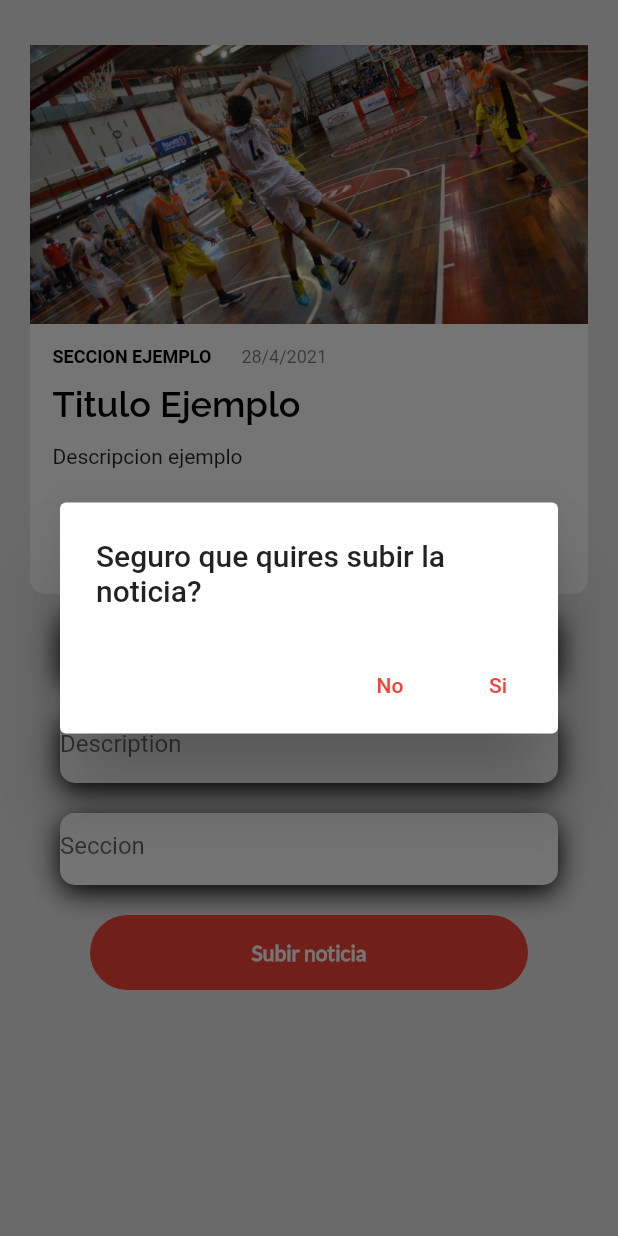
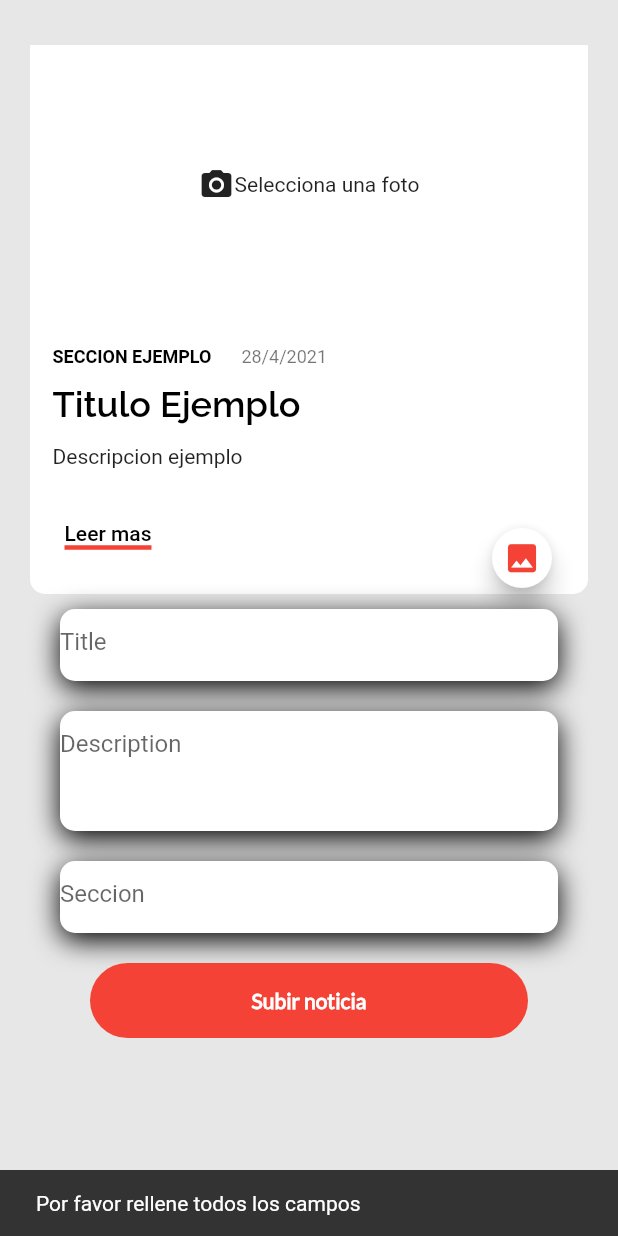
Before and after one commit to TomiHoltz/ClubApp, a Flutter app: the AddNews widget shown alone on an empty page, opened directly, after a tap on "Subir noticia", on a phone screen of 412 x 824 dp. Run offline on Flutter 3.47's test engine with Material 2 defaults, Android fonts, the phone set to English and light mode, and no system bars; our stand-ins replace cloud_firestore, connectivity, firebase_auth, firebase_core, firebase_storage, get and 3 more; missing offline and left inert: flutter_webview_plugin, generic_bloc_provider; accounts and stored records are empty.

Commit message:
Fixing errors

```diff
--- a/lib/Journalists/repository/auth/auth_repository.dart
+++ b/lib/Journalists/repository/auth/auth_repository.dart
@@ -7,8 +7,8 @@ class AuthRepository{
 
   final _firebaseAuthAPI = FirebaseAuthAPI();
 
-  Future<User> signIn({@required String email, @required String password}) =>
-      _firebaseAuthAPI.signIn(email: email, password: password);
+  Future<User> signIn({@required String email, @required String password, @required BuildContext context}) =>
+      _firebaseAuthAPI.signIn(email: email, password: password, context: context);
 
   signOut() => _firebaseAuthAPI.signOut();
 }
--- a/lib/Journalists/repository/news_storage/cloud_firestore_api.dart
+++ b/lib/Journalists/repository/news_storage/cloud_firestore_api.dart
@@ -31,7 +31,7 @@ class CloudFirestoreAPI {
       newsCards.add(NewCard(
         newForThisCard: New(
             isAGalleryImage: false,
-            isAnAssetImage: false,
+            thereIsNoImage: false,
             isANetworkImage: true,
             title: news.data()['title'],
             description: news.data()['description'],
--- a/lib/Journalists/ui/widgets/add_news.dart
+++ b/lib/Journalists/ui/widgets/add_news.dart
@@ -29,8 +29,9 @@ class _AddNewsState extends State<AddNews> {
   String cardDate =
       "${DateTime.now().day}/${DateTime.now().month}/${DateTime.now().year}";
 
-  bool isAnAssetImage = true;
+  bool thereIsNoImage = true;
   bool isAGalleryImage = false;
+  bool isANetworkImage = false;
   ImagePicker picker = ImagePicker();
 
   cardState() {
@@ -47,7 +48,7 @@ class _AddNewsState extends State<AddNews> {
     picker.getImage(source: ImageSource.gallery).then((value) {
       setState(() {
         cardImagePath = value.path;
-        isAnAssetImage = false;
+        thereIsNoImage = false;
         isAGalleryImage = true;
       });
     });
@@ -74,7 +75,7 @@ class _AddNewsState extends State<AddNews> {
           cardImagePath = 'assets/basq.jpg';
           cardSeccion = "Seccion";
           isAGalleryImage = false;
-          isAnAssetImage = true;
+          thereIsNoImage = true;
         });
         titleController.clear();
         descriptionController.clear();
@@ -95,7 +96,7 @@ class _AddNewsState extends State<AddNews> {
             children: [
               NewCard(
                   newForThisCard: New(
-                    isAnAssetImage: isAnAssetImage,
+                      thereIsNoImage: thereIsNoImage,
                       isAGalleryImage: isAGalleryImage,
                       isANetworkImage: false,
                       title: cardTitle,
@@ -113,7 +114,7 @@ class _AddNewsState extends State<AddNews> {
                     onPressed: () {
                       pickImage();
                     },
-                    heroTag: "Refresh Button"),
+                    heroTag: "PickImage Button"),
               )
             ],
           ),
@@ -132,6 +133,7 @@ class _AddNewsState extends State<AddNews> {
           TextFieldWithShadow(
             controller: descriptionController,
             hintText: "Description",
+            height: 80.0,
             onChanged: (String description) {
               setState(() {
                 cardDescription = description;
@@ -154,6 +156,10 @@ class _AddNewsState extends State<AddNews> {
           SubmitButton(
               text: "Subir noticia",
               onPressed: () {
+                if (titleController.text.isNotEmpty &&
+                    descriptionController.text.isNotEmpty &&
+                    seccionController.text.isNotEmpty &&
+                    !thereIsNoImage) {
                   showDialog(
                       context: context,
                       builder: (context) {
@@ -174,6 +180,16 @@ class _AddNewsState extends State<AddNews> {
                           ],
                         );
                       });
+                } else if (titleController.text.isNotEmpty &&
+                    descriptionController.text.isNotEmpty &&
+                    seccionController.text.isNotEmpty &&
+                    thereIsNoImage) {
+                  ScaffoldMessenger.of(context).showSnackBar(SnackBar(
+                      content: Text("Seleccione una foto del dispositivo")));
+                } else {
+                  ScaffoldMessenger.of(context).showSnackBar(SnackBar(
+                      content: Text("Por favor rellene todos los campos")));
+                }
               })
         ],
       ),
--- a/lib/Journalists/ui/widgets/text_fields_with_shadow.dart
+++ b/lib/Journalists/ui/widgets/text_fields_with_shadow.dart
@@ -3,30 +3,36 @@ import 'package:flutter/material.dart';
 import '../../../constants.dart';
 
 class TextFieldWithShadow extends StatelessWidget {
-  const TextFieldWithShadow({
-    Key key,
-    @required this.controller,
-    @required this.hintText,
-    this.icon,
-    this.onChanged
-  }) : super(key: key);
+  const TextFieldWithShadow(
+      {Key key,
+      @required this.controller,
+      @required this.hintText,
+      this.icon,
+      this.maxLines,
+      this.height,
+      this.onChanged})
+      : super(key: key);
 
   final TextEditingController controller;
   final String hintText;
   final IconData icon;
   final Function(String) onChanged;
+  final int maxLines;
+  final double height; //We are goig to use it just if maxLines > 1
 
   @override
   Widget build(BuildContext context) {
     return Container(
+      height: height,
       margin: EdgeInsets.symmetric(horizontal: kDefaultPadding),
       child: TextFormField(
         onChanged: onChanged,
         controller: controller,
+        keyboardType: TextInputType.multiline,
+        maxLines: maxLines,
         decoration: InputDecoration(
           border: InputBorder.none,
           hintText: hintText,
-          //fillColor: kPrimaryColor,
           suffixIcon: Icon(icon),
         ),
       ),
--- a/lib/News/bloc/news_bloc.dart
+++ b/lib/News/bloc/news_bloc.dart
@@ -15,7 +15,7 @@ class NewsBloc implements Bloc {
 
   //Listening the "news collection"
   Stream<QuerySnapshot> newsStream() => FirebaseFirestore.instance
-      .collection(CloudFirestoreAPI().NEWS)
+      .collection(CloudFirestoreAPI().NEWS).orderBy('timestamp', descending: true)
       .snapshots();
 
   @override
--- a/lib/News/model/New.dart
+++ b/lib/News/model/New.dart
@@ -4,7 +4,7 @@ class New {
   final String date, title, description, image, section;
   final Timestamp
       timestamp; //We are going to order the news in the feed by this.
-  final bool isAnAssetImage;
+  final bool thereIsNoImage;
   final bool isAGalleryImage;
   final bool isANetworkImage;
 
@@ -16,6 +16,6 @@ class New {
       this.section,
       this.timestamp,
       this.isAGalleryImage,
-      this.isAnAssetImage,
+      this.thereIsNoImage,
       this.isANetworkImage});
 }
--- a/lib/News/ui/widgets/complete_new.dart
+++ b/lib/News/ui/widgets/complete_new.dart
@@ -19,7 +19,7 @@ class CompleteNew extends StatefulWidget {
 
 class _CompleteNewState extends State<CompleteNew> {
   selectImage() {
-    if (widget.newForThisScreen.isAnAssetImage) {
+    if (widget.newForThisScreen.thereIsNoImage) {
       return Image.asset(
         widget.newForThisScreen.image,
         fit: BoxFit.cover,
--- a/lib/News/ui/widgets/new_card.dart
+++ b/lib/News/ui/widgets/new_card.dart
@@ -10,8 +10,9 @@ import '../../../constants.dart';
 class NewCard extends StatefulWidget {
   final New newForThisCard;
 
-  NewCard(
-      {@required this.newForThisCard,});
+  NewCard({
+    @required this.newForThisCard,
+  });
 
   @override
   _NewCardState createState() => _NewCardState();
@@ -19,10 +20,15 @@ class NewCard extends StatefulWidget {
 
 class _NewCardState extends State<NewCard> {
   selectImage() {
-    if (widget.newForThisCard.isAnAssetImage) {
-      return Image.asset(
-        widget.newForThisCard.image,
-        fit: BoxFit.cover,
+    if (widget.newForThisCard.thereIsNoImage) {
+      return Container(
+        color: kSecondaryColor,
+        child: Center(
+          child: Row(
+            mainAxisAlignment: MainAxisAlignment.center,
+            children: [Icon(Icons.photo_camera), Text("Selecciona una foto")],
+          ),
+        ),
       );
     } else if (widget.newForThisCard.isAGalleryImage) {
       return Container(
@@ -33,10 +39,10 @@ class _NewCardState extends State<NewCard> {
       );
     } else if (widget.newForThisCard.isANetworkImage) {
       return Container(
-        decoration: BoxDecoration(
-            image: DecorationImage(
-                image: NetworkImage(widget.newForThisCard.image),
-                fit: BoxFit.cover)));
+          decoration: BoxDecoration(
+              image: DecorationImage(
+                  image: NetworkImage(widget.newForThisCard.image),
+                  fit: BoxFit.cover)));
     }
   }
 
--- a/lib/constants.dart
+++ b/lib/constants.dart
@@ -1,3 +1,4 @@
+import 'package:connectivity/connectivity.dart';
 import 'package:flutter/material.dart';
 
 const clubName = "Argentino de Marcos Juarez";
--- a/pubspec.yaml
+++ b/pubspec.yaml
@@ -24,10 +24,12 @@ dependencies:
   flutter:
     sdk: flutter
   cloud_firestore: ^1.0.5
+  connectivity: ^3.0.3
   cupertino_icons: ^1.0.2
   firebase_auth: ^1.1.0
   firebase_core: ^1.0.3
   firebase_storage: ^8.0.3
+  flutter_launcher_icons: ^0.9.0
   flutter_webview_plugin: ^0.3.11
   generic_bloc_provider: ^1.1.0
   get: ^4.1.3
@@ -43,7 +45,7 @@ dev_dependencies:
 flutter_icons:
   android: "launcher_icon"
   ios: true
-  image_path: "assets/images/arg.png"
+  image_path: "assets/Icons/argAppIcon.png"
 
 # For information on the generic Dart part of this file, see the
 # following page: https://dart.dev/tools/pub/pubspec
```
Also changed, not shown: lib/Journalists/bloc/journalist_bloc.dart (+6 -2 lines), lib/Journalists/repository/auth/firebase_auth_api.dart (+14 -1 lines), lib/Journalists/ui/screens/journalist_signin_screen.dart (+22 -7 lines), lib/News/ui/widgets/news_list.dart (+4 -8 lines), lib/main.dart (+6 -1 lines), assets/Icons/argAppIcon.png (added), pubspec.lock, 23 other files. Lines whose indentation alone changed are shown as unchanged.
